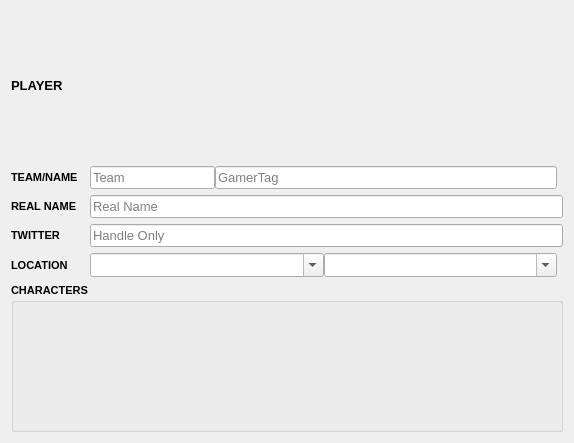
joaorb64/TournamentStreamHelper, file src/layout/TSHScoreboardPlayer.ui: the form before one commit.
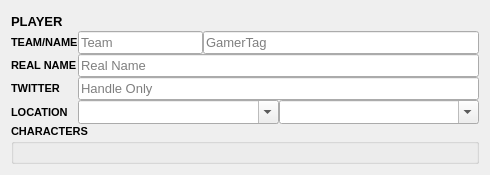
The form after the commit.

The edit to the form file:
```diff
--- a/src/layout/TSHScoreboardPlayer.ui
+++ b/src/layout/TSHScoreboardPlayer.ui
@@ -6,8 +6,8 @@
    <rect>
     <x>0</x>
     <y>0</y>
-    <width>574</width>
-    <height>443</height>
+    <width>490</width>
+    <height>175</height>
    </rect>
   </property>
   <property name="sizePolicy">
@@ -28,6 +28,9 @@
    <locale language="English" country="UnitedStates"/>
   </property>
   <layout class="QGridLayout" name="gridLayout">
+   <property name="spacing">
+    <number>0</number>
+   </property>
    <item row="6" column="0">
     <widget class="QLabel" name="locationLabel">
      <property name="font">
@@ -106,7 +109,11 @@
      <property name="title">
       <string>CHARACTERS</string>
      </property>
-     <layout class="QVBoxLayout" name="verticalLayout"/>
+     <layout class="QVBoxLayout" name="verticalLayout">
+      <property name="spacing">
+       <number>0</number>
+      </property>
+     </layout>
     </widget>
    </item>
    <item row="2" column="0">
```
